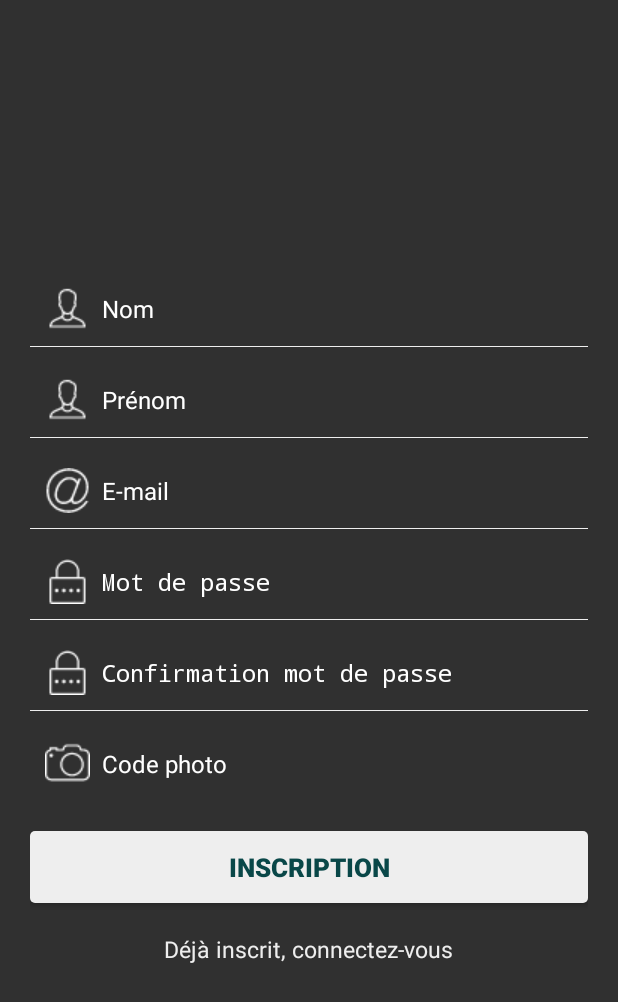
After one commit to Asifadam93/MiroirConnecte, an Android app: the fragment RegisterFragment shown on its own in the app's theme, on a phone screen of 412 x 824 dp. The commit adds this screen. Shown: the top 1002 px of the screen. Run offline under Robolectric (Android 15) with nearby library versions, the phone set to English and light mode, and no system bars.

Commit message:
register interface created

```diff
--- /dev/null
+++ b/AndroidClient/app/src/main/java/com/esgi/androidclientv2/Fragments/RegisterFragment.java
@@ -0,0 +1,168 @@
+package com.esgi.androidclientv2.Fragments;
+
+import android.app.Fragment;
+import android.os.Bundle;
+import android.support.annotation.Nullable;
+import android.view.LayoutInflater;
+import android.view.View;
+import android.view.ViewGroup;
+import android.widget.Button;
+import android.widget.EditText;
+import android.widget.TextView;
+import android.widget.Toast;
+
+import com.esgi.androidclientv2.Model.User;
+import com.esgi.androidclientv2.Network.IServiceResultListener;
+import com.esgi.androidclientv2.Network.RetrofitUserService;
+import com.esgi.androidclientv2.Network.ServiceResult;
+import com.esgi.androidclientv2.R;
+
+import java.util.HashMap;
+import java.util.Map;
+
+/**
+ * Created by AAD on 15/06/2017.
+ */
+
+public class RegisterFragment extends Fragment {
+
+    private View view;
+    private EditText editTextNom, editTextPrenom, editTextEmail, editTextMdp, editTextConfirmMdp,
+            editTextPhotoCode;
+    private Button buttonInscription;
+    private TextView textViewConnexion;
+    private LoginFragment loginFragment;
+    private RetrofitUserService retrofitUserService;
+
+    @Nullable
+    @Override
+    public View onCreateView(LayoutInflater inflater, @Nullable ViewGroup container, Bundle savedInstanceState) {
+
+        view = inflater.inflate(R.layout.register_layout, container, false);
+        initView();
+
+        buttonInscription.setOnClickListener(new View.OnClickListener() {
+            @Override
+            public void onClick(View view) {
+                userVerification();
+            }
+        });
+
+        // goto login screen
+        textViewConnexion.setOnClickListener(new View.OnClickListener() {
+            @Override
+            public void onClick(View view) {
+                showLoginFragment();
+            }
+        });
+
+        return view;
+    }
+
+    private void initView() {
+        editTextNom = (EditText) view.findViewById(R.id.inscription_nom);
+        editTextPrenom = (EditText) view.findViewById(R.id.inscription_prenom);
+        editTextEmail = (EditText) view.findViewById(R.id.inscription_email);
+        editTextMdp = (EditText) view.findViewById(R.id.inscription_mdp);
+        editTextConfirmMdp = (EditText) view.findViewById(R.id.inscription_confirmation_mdp);
+        editTextPhotoCode = (EditText) view.findViewById(R.id.inscription_photo_code);
+        buttonInscription = (Button) view.findViewById(R.id.inscription_button);
+        textViewConnexion = (TextView) view.findViewById(R.id.inscription_connexion);
+    }
+
+    private void userVerification() {
+
+        // get user info from editTexts
+        String nom = editTextNom.getText().toString();
+        String prenom = editTextPrenom.getText().toString();
+        String email = editTextEmail.getText().toString();
+        String mdp = editTextMdp.getText().toString();
+        String confirmMdp = editTextConfirmMdp.getText().toString();
+        String photoCode = editTextPhotoCode.getText().toString();
+
+        // empty field verification
+        if (nom.isEmpty()) {
+            editTextNom.setError(getString(R.string.champ_vide));
+            return;
+        }
+
+        if (prenom.isEmpty()) {
+            editTextPrenom.setError(getString(R.string.champ_vide));
+            return;
+        }
+
+        if (email.isEmpty()) {
+            editTextEmail.setError(getString(R.string.champ_vide));
+            return;
+        }
+
+        if (mdp.isEmpty()) {
+            editTextMdp.setError(getString(R.string.champ_vide));
+            return;
+        }
+
+        if (confirmMdp.isEmpty()) {
+            editTextConfirmMdp.setError(getString(R.string.champ_vide));
+            return;
+        }
+
+        if (photoCode.isEmpty()) {
+            editTextPhotoCode.setError(getString(R.string.champ_vide));
+            return;
+        }
+
+        // password comparison
+        if (!mdp.equals(confirmMdp)) {
+            editTextMdp.setError(getString(R.string.diff_mdp));
+            return;
+        }
+
+        HashMap<String, String> hashMapUser = new HashMap<>();
+        hashMapUser.put("first_name", prenom);
+        hashMapUser.put("last_name", nom);
+        hashMapUser.put("photo_name", photoCode);
+        hashMapUser.put("email", email);
+        hashMapUser.put("plain_password", mdp);
+
+        registerUser(hashMapUser);
+    }
+
+    private void registerUser(Map<String, String> registerMap) {
+
+        getRetrofitUserService().register(registerMap, new IServiceResultListener<User>() {
+            @Override
+            public void onResult(ServiceResult<User> result) {
+
+                User user = result.getData();
+
+                if (user != null) {
+                    Toast.makeText(getActivity(), getActivity().getString(R.string.inscription_ok), Toast.LENGTH_SHORT).show();
+                    showLoginFragment();
+                } else {
+                    Toast.makeText(getActivity(), result.getErrorMsg(), Toast.LENGTH_LONG).show();
+                }
+            }
+        });
+    }
+
+    private void showLoginFragment() {
+        getActivity().getFragmentManager()
+                .beginTransaction()
+                .replace(R.id.frameContainer, getLoginFragment(), "LoginFragment")
+                .commit();
+    }
+
+    public LoginFragment getLoginFragment() {
+        if (loginFragment == null) {
+            loginFragment = new LoginFragment();
+        }
+        return loginFragment;
+    }
+
+    private RetrofitUserService getRetrofitUserService() {
+        if (retrofitUserService == null) {
+            retrofitUserService = new RetrofitUserService();
+        }
+        return retrofitUserService;
+    }
+}
--- a/AndroidClient/app/src/main/java/com/esgi/androidclientv2/Network/IRetrofitUserService.java
+++ b/AndroidClient/app/src/main/java/com/esgi/androidclientv2/Network/IRetrofitUserService.java
@@ -1,12 +1,16 @@
 package com.esgi.androidclientv2.Network;
 
 import com.esgi.androidclientv2.Model.TokenResponse;
+import com.esgi.androidclientv2.Model.User;
 
 import java.util.Map;
 
 import retrofit2.Call;
 import retrofit2.http.Body;
+import retrofit2.http.DELETE;
+import retrofit2.http.Header;
 import retrofit2.http.POST;
+import retrofit2.http.Path;
 
 /**
  * Created by Asifadam93 on 02/07/2017.
@@ -17,5 +21,7 @@ public interface IRetrofitUserService {
     @POST("auth-tokens")
     Call<TokenResponse> login(@Body Map<String, String> user);
 
+    @POST("user")
+    Call<User> registerUser(@Body Map<String,String> user);
 
 }
--- a/AndroidClient/app/src/main/java/com/esgi/androidclientv2/Network/IUserService.java
+++ b/AndroidClient/app/src/main/java/com/esgi/androidclientv2/Network/IUserService.java
@@ -1,6 +1,7 @@
 package com.esgi.androidclientv2.Network;
 
 import com.esgi.androidclientv2.Model.TokenResponse;
+import com.esgi.androidclientv2.Model.User;
 
 import java.util.Map;
 
@@ -10,6 +11,8 @@ import java.util.Map;
 
 public interface IUserService {
 
-    void login(Map<String,String> loginUserMap, IServiceResultListener<TokenResponse> iServiceResultListener);
+    void login(Map<String, String> loginUserMap, IServiceResultListener<TokenResponse> iServiceResultListener);
+
+    void register(Map<String, String> registerUserMap, IServiceResultListener<User> iServiceResultListener);
 
 }
--- /dev/null
+++ b/AndroidClient/app/src/main/res/layout/register_layout.xml
@@ -0,0 +1,163 @@
+<?xml version="1.0" encoding="utf-8"?>
+<RelativeLayout xmlns:android="http://schemas.android.com/apk/res/android"
+    android:layout_width="match_parent"
+    android:layout_height="match_parent"
+    android:orientation="vertical"
+    android:padding="20dp">
+
+    <LinearLayout
+        android:id="@+id/register_layout"
+        android:layout_width="match_parent"
+        android:layout_height="wrap_content"
+        android:layout_centerVertical="true"
+        android:orientation="vertical">
+
+
+        <EditText
+            android:id="@+id/inscription_nom"
+            android:layout_width="fill_parent"
+            android:layout_height="wrap_content"
+            android:layout_marginTop="10dp"
+            android:background="@android:color/transparent"
+            android:drawablePadding="8dp"
+            android:drawableStart="@drawable/icons_contacts_30"
+            android:gravity="center_vertical"
+            android:hint="@string/nom_d_utilisateur"
+            android:inputType="textCapWords"
+            android:padding="10dp"
+            android:textColor="@color/white"
+            android:textColorHint="@color/white"
+            android:textSize="16sp" />
+
+        <View
+            android:layout_width="fill_parent"
+            android:layout_height="1px"
+            android:background="@color/white_greyish" />
+
+        <EditText
+            android:id="@+id/inscription_prenom"
+            android:layout_width="fill_parent"
+            android:layout_height="wrap_content"
+            android:layout_marginTop="10dp"
+            android:background="@android:color/transparent"
+            android:drawablePadding="8dp"
+            android:drawableStart="@drawable/icons_contacts_30"
+            android:gravity="center_vertical"
+            android:hint="@string/prenom"
+            android:inputType="textPersonName"
+            android:padding="10dp"
+            android:textColor="@color/white"
+            android:textColorHint="@color/white"
+            android:textSize="16sp" />
+
+        <View
+            android:layout_width="fill_parent"
+            android:layout_height="1px"
+            android:background="@color/white_greyish" />
+
+        <EditText
+            android:id="@+id/inscription_email"
+            android:layout_width="fill_parent"
+            android:layout_height="wrap_content"
+            android:layout_marginTop="10dp"
+            android:background="@android:color/transparent"
+            android:drawablePadding="8dp"
+            android:drawableStart="@drawable/icons_email_30"
+            android:gravity="center_vertical"
+            android:hint="@string/e_mail"
+            android:inputType="textEmailAddress"
+            android:padding="10dp"
+            android:textColor="@color/white"
+            android:textColorHint="@color/white"
+            android:textSize="16sp" />
+
+        <View
+            android:layout_width="fill_parent"
+            android:layout_height="1px"
+            android:background="@color/white_greyish" />
+
+        <EditText
+            android:id="@+id/inscription_mdp"
+            android:layout_width="fill_parent"
+            android:layout_height="wrap_content"
+            android:layout_marginTop="10dp"
+            android:background="@android:color/transparent"
+            android:drawablePadding="8dp"
+            android:drawableStart="@drawable/icons_password_30"
+            android:gravity="center_vertical"
+            android:hint="@string/mot_de_passe"
+            android:inputType="textPassword"
+            android:padding="10dp"
+            android:textColor="@color/white"
+            android:textColorHint="@color/white"
+            android:textSize="16sp" />
+
+        <View
+            android:layout_width="fill_parent"
+            android:layout_height="1px"
+            android:background="@color/white_greyish" />
+
+        <EditText
+            android:id="@+id/inscription_confirmation_mdp"
+            android:layout_width="fill_parent"
+            android:layout_height="wrap_content"
+            android:layout_marginTop="10dp"
+            android:background="@android:color/transparent"
+            android:drawablePadding="8dp"
+            android:drawableStart="@drawable/icons_password_30"
+            android:gravity="center_vertical"
+            android:hint="@string/confirmation_mot_de_passe"
+            android:inputType="textPassword"
+            android:padding="10dp"
+            android:textColor="@color/white"
+            android:textColorHint="@color/white"
+            android:textSize="16sp" />
+
+        <View
+            android:layout_width="fill_parent"
+            android:layout_height="1px"
+            android:background="@color/white_greyish" />
+
+        <EditText
+            android:id="@+id/inscription_photo_code"
+            android:layout_width="fill_parent"
+            android:layout_height="wrap_content"
+            android:layout_marginTop="10dp"
+            android:background="@android:color/transparent"
+            android:drawablePadding="8dp"
+            android:drawableStart="@drawable/icons_camera_30"
+            android:gravity="center_vertical"
+            android:hint="@string/code_photo"
+            android:inputType="number"
+            android:padding="10dp"
+            android:textColor="@color/white"
+            android:textColorHint="@color/white"
+            android:textSize="16sp" />
+
+        <Button
+            android:id="@+id/inscription_button"
+            android:layout_width="fill_parent"
+            android:layout_height="wrap_content"
+            android:layout_marginTop="20dp"
+            android:background="@drawable/button_selector"
+            android:padding="3dp"
+            android:text="@string/inscription"
+            android:textColor="@color/background_color"
+            android:textSize="17sp"
+            android:textStyle="bold" />
+
+        <TextView
+            android:id="@+id/inscription_connexion"
+            android:layout_width="wrap_content"
+            android:layout_height="wrap_content"
+            android:layout_gravity="center_horizontal"
+            android:layout_marginTop="10dp"
+            android:gravity="center"
+            android:padding="10dp"
+            android:text="@string/d_j_inscrit_connectez_vous"
+            android:textColor="@color/white_greyish"
+            android:textSize="15sp" />
+
+    </LinearLayout>
+
+</RelativeLayout>
```
Also changed, not shown: AndroidClient/app/src/main/java/com/esgi/androidclientv2/Fragments/LoginFragment.java (+12 -5 lines), AndroidClient/app/src/main/java/com/esgi/androidclientv2/Network/RetrofitUserService.java (+54 -12 lines), AndroidClient/app/src/main/java/com/esgi/androidclientv2/Network/ServiceResult.java (+13 -5 lines).
